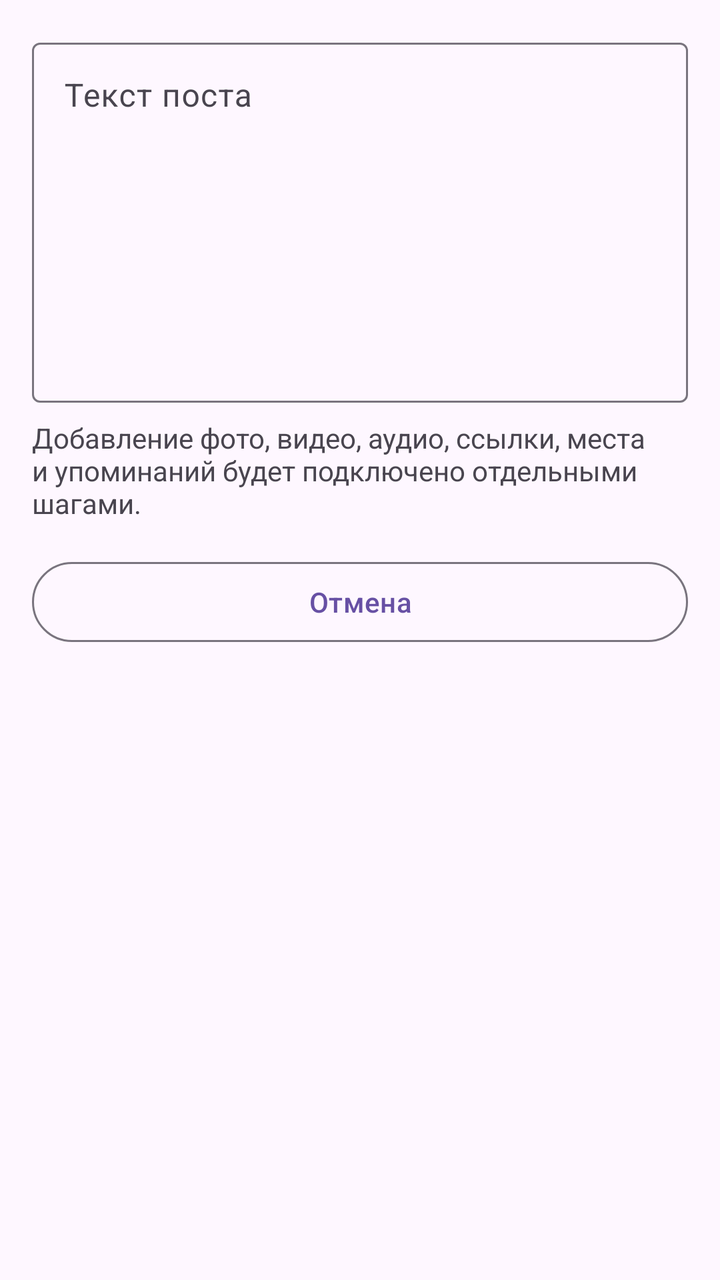
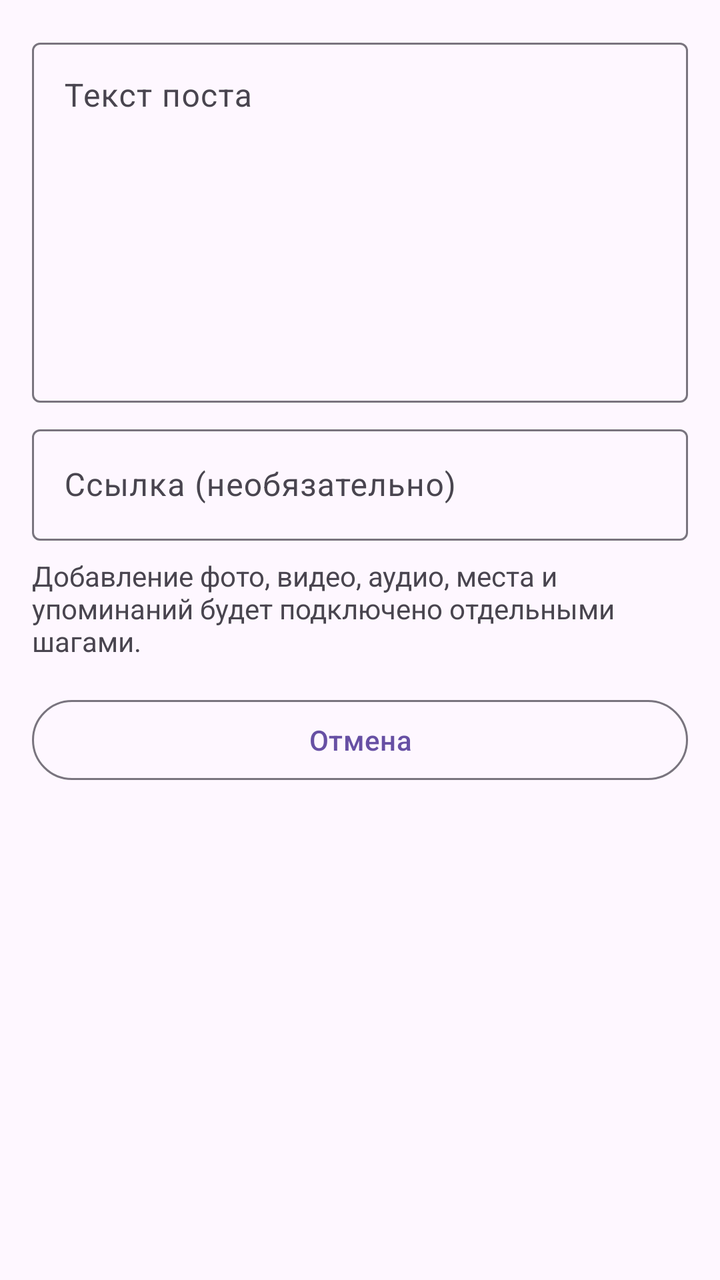

Compare the two renders of this Android layout. The source of the first and the diff that turns it into the second are given below.
<!-- AndroidManifest.xml: application theme Theme.NeWork -->
<!-- res/layout/screen_create_post.xml -->
<?xml version="1.0" encoding="utf-8"?>
<ScrollView xmlns:android="http://schemas.android.com/apk/res/android"
    xmlns:app="http://schemas.android.com/apk/res-auto"
    android:layout_width="match_parent"
    android:layout_height="match_parent"
    android:fillViewport="true">

    <LinearLayout
        android:layout_width="match_parent"
        android:layout_height="wrap_content"
        android:orientation="vertical"
        android:padding="16dp">

        <com.google.android.material.textfield.TextInputLayout
            android:id="@+id/content_layout"
            android:layout_width="match_parent"
            android:layout_height="wrap_content"
            android:hint="@string/post_content_hint">

            <com.google.android.material.textfield.TextInputEditText
                android:id="@+id/content_input"
                android:layout_width="match_parent"
                android:layout_height="wrap_content"
                android:gravity="top|start"
                android:inputType="textCapSentences|textMultiLine"
                android:minHeight="180dp"
                android:maxLines="12" />
        </com.google.android.material.textfield.TextInputLayout>

        <TextView
            android:layout_width="match_parent"
            android:layout_height="wrap_content"
            android:layout_marginTop="8dp"
            android:text="@string/post_features_next_steps"
            android:textColor="?attr/colorOnSurfaceVariant" />

        <ProgressBar
            android:id="@+id/create_progress"
            style="?android:attr/progressBarStyleHorizontal"
            android:layout_width="match_parent"
            android:layout_height="wrap_content"
            android:layout_marginTop="16dp"
            android:indeterminate="true"
            android:visibility="gone" />

        <com.google.android.material.button.MaterialButton
            android:id="@+id/cancel_button"
            style="@style/Widget.Material3.Button.OutlinedButton"
            android:layout_width="match_parent"
            android:layout_height="wrap_content"
            android:layout_marginTop="16dp"
            android:text="@string/cancel" />
    </LinearLayout>
</ScrollView>
<!-- resources referenced by this layout -->
<resources>
  <string name="cancel">Отмена</string>
  <string name="post_content_hint">Текст поста</string>
  <string name="post_features_next_steps">Добавление фото, видео, аудио, ссылки, места и упоминаний будет подключено отдельными шагами.</string>
  <style name="Theme.NeWork" parent="Theme.Material3.DayNight.NoActionBar">
          <item name="colorPrimary">@color/nework_primary</item>
          <item name="colorOnPrimary">@color/nework_on_primary</item>
          <item name="colorSecondary">@color/nework_secondary</item>
      </style>
  <color name="nework_primary">#6750A4</color>
  <color name="nework_on_primary">#FFFFFF</color>
  <color name="nework_secondary">#625B71</color>
</resources>

<!-- the commit's change to res/layout/screen_create_post.xml (unified diff, before → after) -->
@@ -27,6 +27,19 @@
                 android:maxLines="12" />
         </com.google.android.material.textfield.TextInputLayout>
 
+        <com.google.android.material.textfield.TextInputLayout
+            android:layout_width="match_parent"
+            android:layout_height="wrap_content"
+            android:layout_marginTop="8dp"
+            android:hint="@string/link_hint">
+
+            <com.google.android.material.textfield.TextInputEditText
+                android:id="@+id/post_link_input"
+                android:layout_width="match_parent"
+                android:layout_height="wrap_content"
+                android:inputType="textUri" />
+        </com.google.android.material.textfield.TextInputLayout>
+
         <TextView
             android:layout_width="match_parent"
             android:layout_height="wrap_content"
<!-- resource entries referenced after the edit -->
@@ -1,8 +1,9 @@
 <!-- resources referenced by this layout -->
 <resources>
   <string name="cancel">Отмена</string>
+  <string name="link_hint">Ссылка (необязательно)</string>
   <string name="post_content_hint">Текст поста</string>
-  <string name="post_features_next_steps">Добавление фото, видео, аудио, ссылки, места и упоминаний будет подключено отдельными шагами.</string>
+  <string name="post_features_next_steps">Добавление фото, видео, аудио, места и упоминаний будет подключено отдельными шагами.</string>
   <style name="Theme.NeWork" parent="Theme.Material3.DayNight.NoActionBar">
           <item name="colorPrimary">@color/nework_primary</item>
           <item name="colorOnPrimary">@color/nework_on_primary</item>
